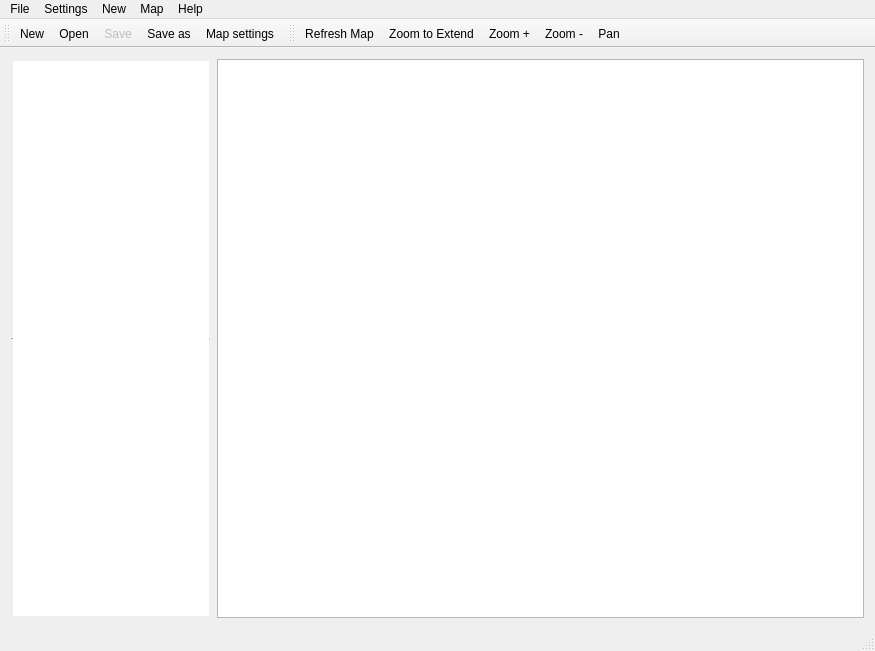
This is mainwindow.ui in QMapfileEditor/QMapfileEditor as Qt 5 draws it before an edit. The edited form follows.
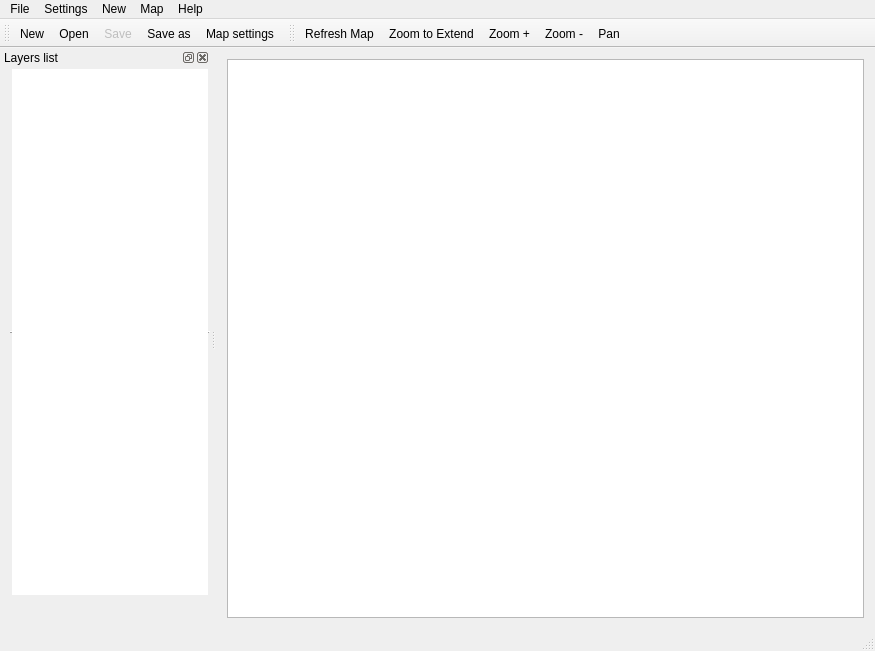
This is the edited form. Icons and pictures are not drawn.

```diff
--- a/mainwindow.ui
+++ b/mainwindow.ui
@@ -39,7 +39,7 @@
   </property>
   <widget class="QWidget" name="centralwidget">
    <layout class="QGridLayout" name="gridLayout_3">
-    <item row="0" column="1">
+    <item row="0" column="0">
      <layout class="QVBoxLayout" name="verticalLayout">
       <property name="sizeConstraint">
        <enum>QLayout::SetMaximumSize</enum>
@@ -77,49 +77,6 @@
       </item>
      </layout>
     </item>
-    <item row="0" column="0">
-     <widget class="QTreeView" name="mf_structure">
-      <property name="minimumSize">
-       <size>
-        <width>200</width>
-        <height>500</height>
-       </size>
-      </property>
-      <property name="maximumSize">
-       <size>
-        <width>200</width>
-        <height>16777215</height>
-       </size>
-      </property>
-      <property name="frameShape">
-       <enum>QFrame::HLine</enum>
-      </property>
-      <property name="frameShadow">
-       <enum>QFrame::Raised</enum>
-      </property>
-      <property name="horizontalScrollBarPolicy">
-       <enum>Qt::ScrollBarAsNeeded</enum>
-      </property>
-      <property name="editTriggers">
-       <set>QAbstractItemView::CurrentChanged|QAbstractItemView::DoubleClicked|QAbstractItemView::EditKeyPressed</set>
-      </property>
-      <property name="alternatingRowColors">
-       <bool>true</bool>
-      </property>
-      <property name="verticalScrollMode">
-       <enum>QAbstractItemView::ScrollPerPixel</enum>
-      </property>
-      <property name="uniformRowHeights">
-       <bool>true</bool>
-      </property>
-      <property name="animated">
-       <bool>true</bool>
-      </property>
-      <property name="headerHidden">
-       <bool>true</bool>
-      </property>
-     </widget>
-    </item>
    </layout>
   </widget>
   <widget class="QMenuBar" name="menubar">
@@ -274,6 +231,92 @@
    <addaction name="actionZoom_2"/>
    <addaction name="actionPan"/>
   </widget>
+  <widget class="QDockWidget" name="dockWidget">
+   <property name="sizePolicy">
+    <sizepolicy hsizetype="Expanding" vsizetype="Expanding">
+     <horstretch>0</horstretch>
+     <verstretch>0</verstretch>
+    </sizepolicy>
+   </property>
+   <property name="minimumSize">
+    <size>
+     <width>210</width>
+     <height>500</height>
+    </size>
+   </property>
+   <property name="maximumSize">
+    <size>
+     <width>524287</width>
+     <height>524287</height>
+    </size>
+   </property>
+   <property name="windowTitle">
+    <string>Layers list</string>
+   </property>
+   <attribute name="dockWidgetArea">
+    <number>1</number>
+   </attribute>
+   <widget class="QWidget" name="dockWidgetContents">
+    <property name="sizePolicy">
+     <sizepolicy hsizetype="Expanding" vsizetype="Expanding">
+      <horstretch>0</horstretch>
+      <verstretch>0</verstretch>
+     </sizepolicy>
+    </property>
+    <widget class="QTreeView" name="mf_structure">
+     <property name="geometry">
+      <rect>
+       <x>10</x>
+       <y>0</y>
+       <width>200</width>
+       <height>530</height>
+      </rect>
+     </property>
+     <property name="minimumSize">
+      <size>
+       <width>200</width>
+       <height>530</height>
+      </size>
+     </property>
+     <property name="maximumSize">
+      <size>
+       <width>16777215</width>
+       <height>530</height>
+      </size>
+     </property>
+     <property name="frameShape">
+      <enum>QFrame::HLine</enum>
+     </property>
+     <property name="frameShadow">
+      <enum>QFrame::Raised</enum>
+     </property>
+     <property name="horizontalScrollBarPolicy">
+      <enum>Qt::ScrollBarAsNeeded</enum>
+     </property>
+     <property name="sizeAdjustPolicy">
+      <enum>QAbstractScrollArea::AdjustToContents</enum>
+     </property>
+     <property name="editTriggers">
+      <set>QAbstractItemView::CurrentChanged|QAbstractItemView::DoubleClicked|QAbstractItemView::EditKeyPressed</set>
+     </property>
+     <property name="alternatingRowColors">
+      <bool>true</bool>
+     </property>
+     <property name="verticalScrollMode">
+      <enum>QAbstractItemView::ScrollPerPixel</enum>
+     </property>
+     <property name="uniformRowHeights">
+      <bool>true</bool>
+     </property>
+     <property name="animated">
+      <bool>true</bool>
+     </property>
+     <property name="headerHidden">
+      <bool>true</bool>
+     </property>
+    </widget>
+   </widget>
+  </widget>
   <action name="actionNew">
    <property name="icon">
     <iconset resource="resources.qrc">
```
